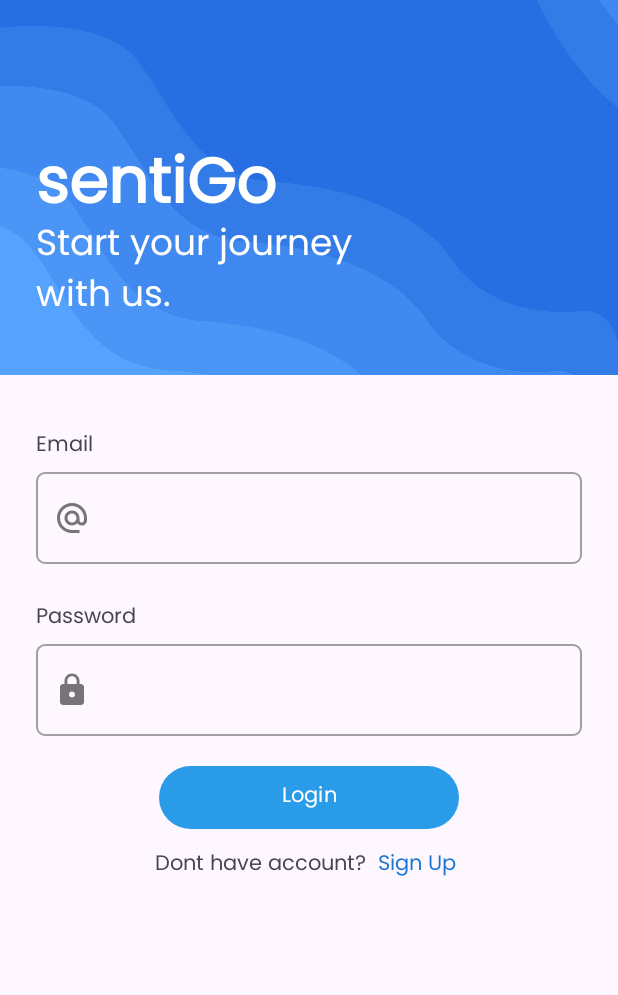
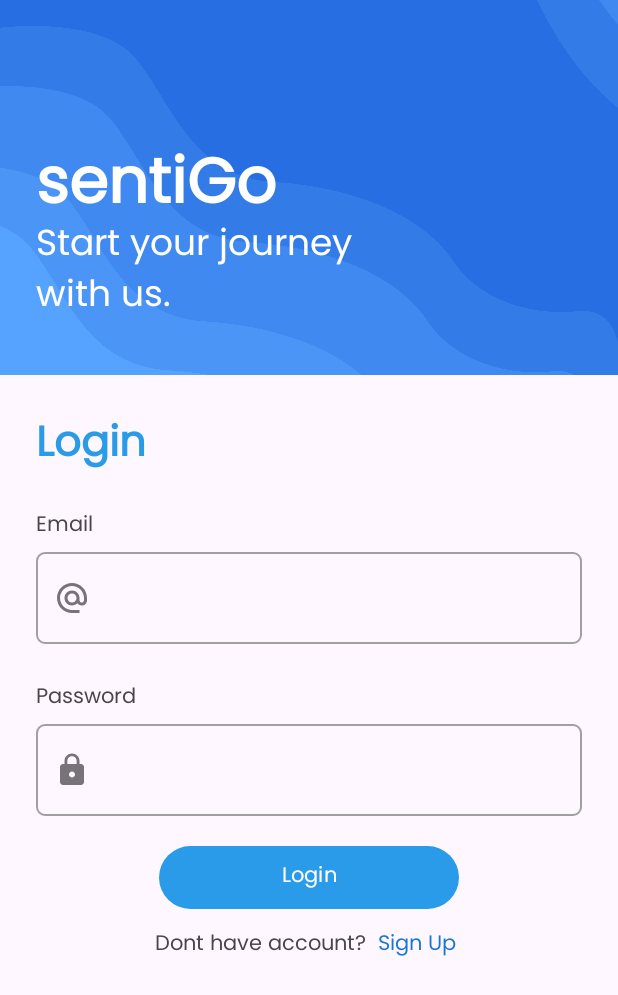
Before and after one commit to sentiGo/sentiGo-MobileDevelopment, an Android app: the screen it shows after launch (LoginActivity), on a phone screen of 412 x 824 dp. Shown: the top 995 px of the screen. Run offline under Robolectric (Android 15) with nearby library versions, the phone set to English and light mode, and no system bars; our stand-ins replace Room's generated code.

```diff
--- /dev/null
+++ b/app/src/main/java/com/sentigo/bangkit/sentigoapp/di/DialogProfileListener.kt
@@ -0,0 +1,5 @@
+package com.sentigo.bangkit.sentigoapp.di
+
+interface DialogProfileListener {
+    fun onDialogDataRecive(data: String)
+}
--- a/app/src/main/java/com/sentigo/bangkit/sentigoapp/ui/profile/sheet/ChangePasswordFragment.kt
+++ b/app/src/main/java/com/sentigo/bangkit/sentigoapp/ui/profile/sheet/ChangePasswordFragment.kt
@@ -47,8 +47,8 @@ class ChangePasswordFragment : BottomSheetDialogFragment() {
 
                     is Result.Success -> {
                         binding.progressBar.visibility = View.GONE
+                        Toast.makeText(requireActivity(), response.data.message, Toast.LENGTH_SHORT).show()
                         if (response.data.message == "Password is updated" && clickBottom){
-                            Toast.makeText(requireActivity(), response.data.message, Toast.LENGTH_SHORT).show()
                             clickBottom = false
                             binding.edOldPassword.setText("")
                             binding.edNewPassword.setText("")
@@ -73,7 +73,6 @@ class ChangePasswordFragment : BottomSheetDialogFragment() {
     }
 
     private fun setupAction() {
-        // TODO: tambah error kalau passwordnya kosong
         binding.btnChangePassword.setOnClickListener {
             val oldPassword = binding.edOldPassword.text.toString()
             val newPassword = binding.edNewPassword.text.toString()
--- a/app/src/main/res/layout/activity_login.xml
+++ b/app/src/main/res/layout/activity_login.xml
@@ -50,16 +50,29 @@
     <!--  Text View Email  -->
 
     <TextView
+        android:id="@+id/tv_login"
+        android:layout_width="wrap_content"
+        android:layout_height="wrap_content"
+        android:text="@string/text_login"
+        android:textSize="28sp"
+        android:textColor="@color/blue_bg"
+        android:layout_marginStart="24dp"
+        android:textStyle="bold"
+        android:layout_marginTop="24dp"
+        app:layout_constraintStart_toStartOf="parent"
+        app:layout_constraintTop_toBottomOf="@id/cardView"/>
+
+    <TextView
         android:id="@+id/tv_email"
         android:layout_width="wrap_content"
         android:layout_height="wrap_content"
         android:text="@string/text_email"
-        android:layout_marginTop="35dp"
+        android:layout_marginTop="18dp"
         android:paddingStart="24dp"
         android:paddingEnd="24dp"
         app:layout_constraintVertical_bias="0.0"
         app:layout_constraintStart_toStartOf="parent"
-        app:layout_constraintTop_toBottomOf="@id/cardView"/>
+        app:layout_constraintTop_toBottomOf="@id/tv_login"/>
 
     <com.google.android.material.textfield.TextInputLayout
         android:id="@+id/text_layout_email"
--- a/app/src/main/res/layout/item_city.xml
+++ b/app/src/main/res/layout/item_city.xml
@@ -30,6 +30,11 @@
                 android:layout_height="wrap_content"
                 android:textColor="@color/white"
                 android:textStyle="bold"
+                android:textSize="14sp"
+                android:shadowColor="@color/text_shadow"
+                android:shadowDx="2"
+                android:shadowDy="1"
+                android:shadowRadius="2"
                 android:layout_margin="8dp"
                 android:layout_gravity="bottom"
                 tools:text="Surabaya"/>
--- a/app/src/main/res/values/colors.xml
+++ b/app/src/main/res/values/colors.xml
@@ -18,4 +18,9 @@
 
     <color name="grey_54">#545454</color>
     <color name="red_like">#ff3040</color>
+
+    <color name="light_font">#FBFBFB</color>
+    <color name="grey_font">#ff9e9e9e</color>
+    <color name="text_shadow">#7F000000</color>
+    <color name="text_shadow_white">#FFFFFF</color>
 </resources>
```
Also changed, not shown: app/src/main/java/com/sentigo/bangkit/sentigoapp/ui/profile/ProfileFragment.kt (+13 -3 lines), app/src/main/java/com/sentigo/bangkit/sentigoapp/ui/profile/sheet/PhotoProfileFragment.kt (+7 -0 lines), app/src/main/res/layout/activity_register.xml (+16 -3 lines).
